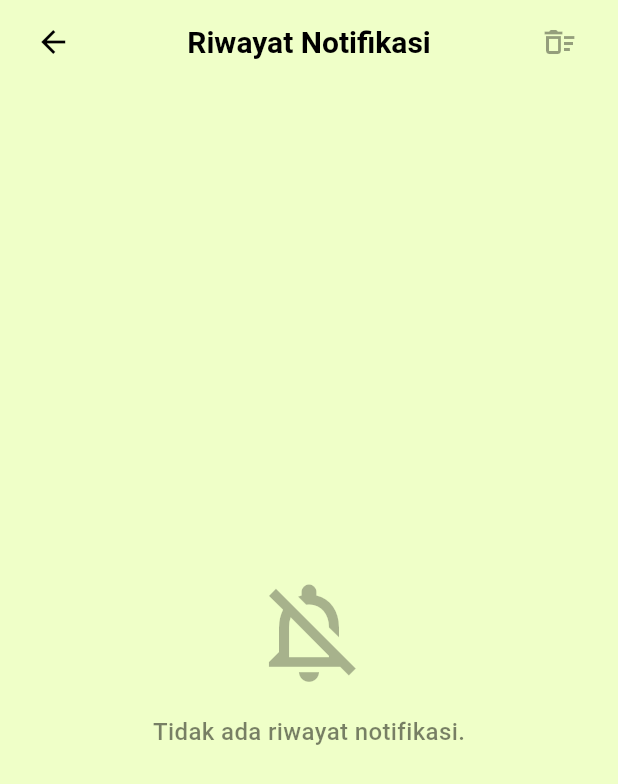
After one commit to Grimpascal/goatcheck, a Flutter app: the screen it shows once a user with an empty profile is signed in, after a tap on the "notifications" icon, on a phone screen of 412 x 824 dp. The commit adds this screen. Shown: the top 784 px of the screen. Run offline on Flutter 3.47's test engine with Material 3 defaults, Android fonts, the phone set to English and light mode, and no system bars; our stand-ins replace cloud_firestore, firebase_auth, firebase_core, flutter_local_notifications, shared_preferences; missing offline and left inert: flutter_background_service; accounts and stored records are empty.

Commit message:
feat: implement high temperature warning notification history with firestore and badges

```diff
--- a/lib/views/dashboard.dart
+++ b/lib/views/dashboard.dart
@@ -9,6 +9,7 @@ import 'package:goatcheck/services/notification_service.dart';
 import 'package:goatcheck/views/edit_profile.dart';
 import 'package:goatcheck/views/widgets/add_kambing_sheet.dart';
 import 'package:goatcheck/views/widgets/detail_kambing_sheet.dart';
+import 'package:goatcheck/views/riwayat_notifikasi.dart';
 
 class dashboard extends StatefulWidget {
   const dashboard({super.key});
@@ -110,6 +111,51 @@ class _dashboardState extends State<dashboard> {
           ),
         ),
         actions: [
+          StreamBuilder<QuerySnapshot>(
+            stream: FirebaseFirestore.instance.collection('riwayat_notifikasi').snapshots(),
+            builder: (context, snapshot) {
+              final int count = snapshot.hasData ? snapshot.data!.docs.length : 0;
+              return Stack(
+                children: [
+                  IconButton(
+                    icon: const Icon(Icons.notifications_outlined, color: Colors.black),
+                    onPressed: () {
+                      Navigator.push(
+                        context,
+                        MaterialPageRoute(builder: (context) => const RiwayatNotifikasiPage()),
+                      );
+                    },
+                  ),
+                  if (count > 0)
+                    Positioned(
+                      right: 8,
+                      top: 8,
+                      child: Container(
+                        padding: const EdgeInsets.all(2),
+                        decoration: BoxDecoration(
+                          color: const Color(0xFFEF4444),
+                          shape: BoxShape.circle,
+                          border: Border.all(color: Colors.white, width: 1.5),
+                        ),
+                        constraints: const BoxConstraints(
+                          minWidth: 14,
+                          minHeight: 14,
+                        ),
+                        child: Text(
+                          count > 9 ? '9+' : '$count',
+                          style: const TextStyle(
+                            color: Colors.white,
+                            fontSize: 8,
+                            fontWeight: FontWeight.bold,
+                          ),
+                          textAlign: TextAlign.center,
+                        ),
+                      ),
+                    ),
+                ],
+              );
+            },
+          ),
           IconButton(
             icon: const Icon(Icons.logout, color: Colors.black),
             onPressed: () {
--- /dev/null
+++ b/lib/views/riwayat_notifikasi.dart
@@ -0,0 +1,252 @@
+import 'package:flutter/material.dart';
+import 'package:cloud_firestore/cloud_firestore.dart';
+
+class RiwayatNotifikasiPage extends StatefulWidget {
+  const RiwayatNotifikasiPage({super.key});
+
+  @override
+  State<RiwayatNotifikasiPage> createState() => _RiwayatNotifikasiPageState();
+}
+
+class _RiwayatNotifikasiPageState extends State<RiwayatNotifikasiPage> {
+  String _formatTimestamp(Timestamp? timestamp) {
+    if (timestamp == null) return "Baru saja";
+    final date = timestamp.toDate();
+    final months = [
+      'Jan', 'Feb', 'Mar', 'Apr', 'Mei', 'Jun',
+      'Jul', 'Agu', 'Sep', 'Okt', 'Nov', 'Des'
+    ];
+    final day = date.day.toString().padLeft(2, '0');
+    final monthStr = months[date.month - 1];
+    final year = date.year;
+    final hour = date.hour.toString().padLeft(2, '0');
+    final minute = date.minute.toString().padLeft(2, '0');
+    return "$day $monthStr $year, $hour:$minute";
+  }
+
+  Future<void> _clearAllNotifications() async {
+    showDialog(
+      context: context,
+      builder: (dialogCtx) => AlertDialog(
+        backgroundColor: const Color(0xFFEFFFC8),
+        shape: RoundedRectangleBorder(
+          borderRadius: BorderRadius.circular(16),
+          side: const BorderSide(color: Colors.black, width: 1.5),
+        ),
+        title: const Text(
+          "Hapus Semua Riwayat",
+          style: TextStyle(fontWeight: FontWeight.bold),
+        ),
+        content: const Text("Apakah Anda yakin ingin menghapus seluruh riwayat notifikasi?"),
+        actions: [
+          TextButton(
+            onPressed: () => Navigator.pop(dialogCtx),
+            child: const Text("Batal", style: TextStyle(color: Colors.black)),
+          ),
+          ElevatedButton(
+            onPressed: () async {
+              Navigator.pop(dialogCtx);
+              try {
+                final snapshot = await FirebaseFirestore.instance
+                    .collection('riwayat_notifikasi')
+                    .get();
+                final batch = FirebaseFirestore.instance.batch();
+                for (var doc in snapshot.docs) {
+                  batch.delete(doc.reference);
+                }
+                await batch.commit();
+                if (mounted) {
+                  ScaffoldMessenger.of(context).showSnackBar(
+                    const SnackBar(
+                      content: Text("Riwayat notifikasi berhasil dikosongkan"),
+                      backgroundColor: Colors.green,
+                      behavior: SnackBarBehavior.floating,
+                    ),
+                  );
+                }
+              } catch (e) {
+                if (mounted) {
+                  ScaffoldMessenger.of(context).showSnackBar(
+                    SnackBar(
+                      content: Text("Gagal mengosongkan riwayat: $e"),
+                      backgroundColor: Colors.red,
+                      behavior: SnackBarBehavior.floating,
+                    ),
+                  );
+                }
+              }
+            },
+            style: ElevatedButton.styleFrom(
+              backgroundColor: const Color(0xFFEF4444),
+              foregroundColor: Colors.white,
+              shape: RoundedRectangleBorder(
+                borderRadius: BorderRadius.circular(8),
+                side: const BorderSide(color: Colors.black, width: 1),
+              ),
+            ),
+            child: const Text("Hapus"),
+          ),
+        ],
+      ),
+    );
+  }
+
+  @override
+  Widget build(BuildContext context) {
+    return Scaffold(
+      backgroundColor: const Color(0xFFEFFFC8),
+      appBar: AppBar(
+        backgroundColor: const Color(0xFFEFFFC8),
+        elevation: 0,
+        leading: Padding(
+          padding: const EdgeInsets.only(left: 15.0),
+          child: IconButton(
+            icon: const Icon(Icons.arrow_back, color: Colors.black),
+            onPressed: () => Navigator.pop(context),
+          ),
+        ),
+        title: const Text(
+          "Riwayat Notifikasi",
+          style: TextStyle(
+            color: Colors.black,
+            fontWeight: FontWeight.bold,
+            fontSize: 20,
+          ),
+        ),
+        centerTitle: true,
+        actions: [
+          StreamBuilder<QuerySnapshot>(
+            stream: FirebaseFirestore.instance.collection('riwayat_notifikasi').snapshots(),
+            builder: (context, snapshot) {
+              final hasData = snapshot.hasData && snapshot.data!.docs.isNotEmpty;
+              return IconButton(
+                icon: Icon(
+                  Icons.delete_sweep_outlined,
+                  color: hasData ? const Color(0xFFEF4444) : Colors.black38,
+                ),
+                onPressed: hasData ? _clearAllNotifications : null,
+              );
+            },
+          ),
+          const SizedBox(width: 15),
+        ],
+      ),
+      body: StreamBuilder<QuerySnapshot>(
+        stream: FirebaseFirestore.instance
+            .collection('riwayat_notifikasi')
+            .orderBy('timestamp', descending: true)
+            .snapshots(),
+        builder: (context, snapshot) {
+          if (snapshot.hasError) {
+            return const Center(child: Text("Terjadi kesalahan memuat data"));
+          }
+
+          if (snapshot.connectionState == ConnectionState.waiting) {
+            return const Center(
+              child: CircularProgressIndicator(color: Colors.black),
+            );
+          }
+
+          final listNotif = snapshot.data!.docs;
+
+          if (listNotif.isEmpty) {
+            return Center(
+              child: Column(
+                mainAxisAlignment: MainAxisAlignment.center,
+                children: [
+                  Icon(
+                    Icons.notifications_off_outlined,
+                    size: 80,
+                    color: Colors.black.withOpacity(0.3),
+                  ),
+                  const SizedBox(height: 15),
+                  Text(
+                    "Tidak ada riwayat notifikasi.",
+                    style: TextStyle(
+                      fontSize: 16,
+                      fontWeight: FontWeight.w500,
+                      color: Colors.black.withOpacity(0.5),
+                    ),
+                  ),
+                ],
+              ),
+            );
+          }
+
+          return ListView.builder(
+            padding: const EdgeInsets.symmetric(horizontal: 20.0, vertical: 10.0),
+            itemCount: listNotif.length,
+            itemBuilder: (context, index) {
+              final notifData = listNotif[index].data() as Map<String, dynamic>;
+              final timestamp = notifData['timestamp'] as Timestamp?;
+              final pesan = notifData['pesan'] ?? 'Terdeteksi suhu tidak normal';
+              final timeStr = _formatTimestamp(timestamp);
+
+              return Container(
+                margin: const EdgeInsets.only(bottom: 12.0),
+                padding: const EdgeInsets.all(15.0),
+                decoration: BoxDecoration(
+                  color: Colors.white,
+                  borderRadius: BorderRadius.circular(15.0),
+                  border: Border.all(color: Colors.black, width: 1.2),
+                ),
+                child: Row(
+                  crossAxisAlignment: CrossAxisAlignment.start,
+                  children: [
+                    Container(
+                      padding: const EdgeInsets.all(8.0),
+                      decoration: BoxDecoration(
+                        color: const Color(0xFFFEE2E2), // Soft red background
+                        shape: BoxShape.circle,
+                        border: Border.all(color: Colors.black, width: 0.8),
+                      ),
+                      child: const Icon(
+                        Icons.warning_amber_rounded,
+                        color: Color(0xFFEF4444),
+                        size: 24,
+                      ),
+                    ),
+                    const SizedBox(width: 15.0),
+                    Expanded(
+                      child: Column(
+                        crossAxisAlignment: CrossAxisAlignment.start,
+                        children: [
+                          const Text(
+                            "PERINGATAN SUHU TINGGI!",
+                            style: TextStyle(
+                              fontSize: 12.0,
+                              fontWeight: FontWeight.bold,
+                              color: Color(0xFFEF4444),
+                            ),
+                          ),
+                          const SizedBox(height: 5.0),
+                          Text(
+                            pesan,
+                            style: const TextStyle(
+                              fontSize: 14.0,
+                              fontWeight: FontWeight.bold,
+                              color: Color(0xFF3B341F),
+                            ),
+                          ),
+                          const SizedBox(height: 8.0),
+                          Text(
+                            timeStr,
+                            style: const TextStyle(
+                              fontSize: 11.0,
+                              fontWeight: FontWeight.w500,
+                              color: Colors.black54,
+                            ),
+                          ),
+                        ],
+                      ),
+                    ),
+                  ],
+                ),
+              );
+            },
+          );
+        },
+      ),
+    );
+  }
+}
```
Also changed, not shown: lib/controllers/kambing.dart (+11 -2 lines), lib/services/background_service.dart (+8 -0 lines).
